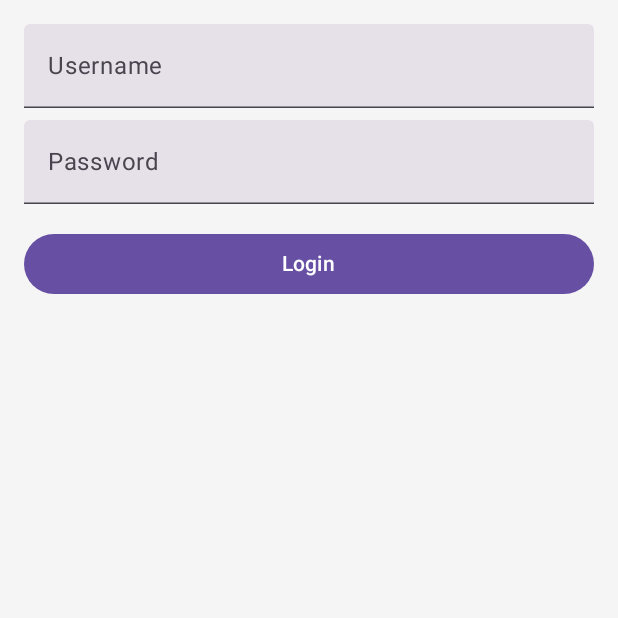
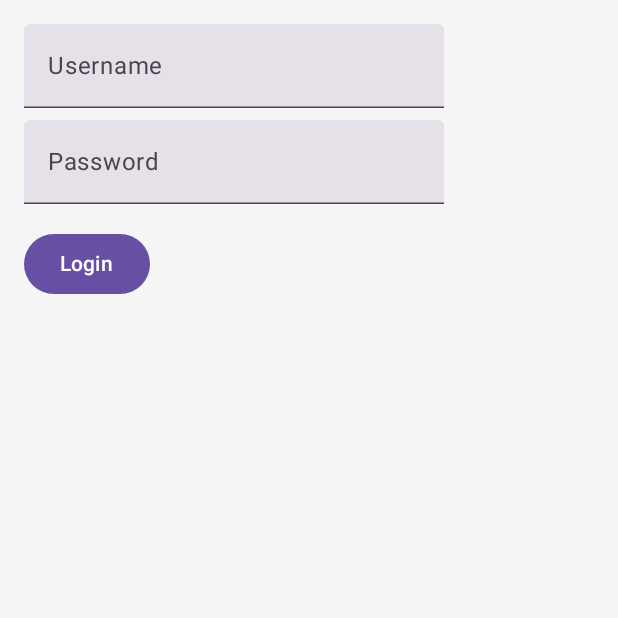
Before and after one commit to Muhless/ady-trans-jaya-kotlin, an Android app built with Jetpack Compose: the screen it shows after launch (MainActivity), on a phone screen of 412 x 824 dp, the top half of it. Run offline under Robolectric (Android 15) with nearby library versions, the phone set to English and light mode, and no system bars.

Commit message:
update login

```diff
--- a/app/src/main/AndroidManifest.xml
+++ b/app/src/main/AndroidManifest.xml
@@ -1,6 +1,8 @@
 <?xml version="1.0" encoding="utf-8"?>
 <manifest xmlns:android="http://schemas.android.com/apk/res/android"
     xmlns:tools="http://schemas.android.com/tools">
+
+    <uses-permission android:name="android.permission.INTERNET" />
 
     <application
         android:allowBackup="true"
@@ -11,6 +13,7 @@
         android:roundIcon="@mipmap/ic_launcher_round"
         android:supportsRtl="true"
         android:theme="@style/Theme.Adytransjayakotlin"
+        android:networkSecurityConfig="@xml/network_security_config"
         tools:targetApi="31">
         <activity
             android:name="com.adytransjaya.MainActivity"
--- a/app/src/main/java/com/adytransjaya/MainActivity.kt
+++ b/app/src/main/java/com/adytransjaya/MainActivity.kt
@@ -12,12 +12,12 @@ import androidx.navigation.compose.composable
 import androidx.navigation.compose.rememberNavController
 import com.adytransjaya.ui.components.splashScreen
 import com.adytransjaya.ui.navigation.bottomBar
-import com.adytransjaya.ui.screen.LoginScreen
 import com.adytransjaya.ui.screen.delivery.deliveryDetailScreen
 import com.adytransjaya.ui.screen.delivery.deliveryScreen
 import com.adytransjaya.ui.screen.helpScreen
 import com.adytransjaya.ui.screen.historyScreen
 import com.adytransjaya.ui.screen.homeScreen
+import com.adytransjaya.ui.screen.login.loginScreen
 import com.adytransjaya.ui.screen.profileScreen
 import com.adytransjaya.ui.theme.AppColors
 
@@ -39,17 +39,11 @@ class MainActivity : ComponentActivity() {
             ) { innerPadding ->
                 NavHost(
                     navController = navController,
-                    startDestination = "login",
+                    startDestination = "splash",
                     modifier = Modifier.padding(innerPadding),
                 ) {
-                    composable("login") {
-                        LoginScreen(onLoginSuccess = {
-                            navController.navigate("home") {
-                                popUpTo("login") { inclusive = true }
-                            }
-                        })
-                    }
                     composable("splash") { splashScreen(navController) }
+                    composable("login") { loginScreen(navController) }
                     composable("home") { homeScreen(navController) }
                     composable("delivery") { deliveryScreen(navController) }
                     composable("delivery_detail") { deliveryDetailScreen(navController) }
--- a/app/src/main/java/com/adytransjaya/data/model/LoginResponse.kt
+++ b/app/src/main/java/com/adytransjaya/data/model/LoginResponse.kt
@@ -2,6 +2,5 @@ package com.adytransjaya.data.model
 
 data class LoginResponse(
     val token: String,
-    val userId: Int,
-    val userName: String,
+    val message: String,
 )
--- a/app/src/main/java/com/adytransjaya/presentation/auth/LoginViewModel.kt
+++ /dev/null
@@ -1,43 +0,0 @@
-package com.adytransjaya.presentation.auth
-
-import androidx.compose.runtime.getValue
-import androidx.compose.runtime.mutableStateOf
-import androidx.compose.runtime.setValue
-import androidx.lifecycle.ViewModel
-import androidx.lifecycle.viewModelScope
-import com.adytransjaya.data.model.LoginRequest
-import com.adytransjaya.data.network.RetrofitInstance
-import kotlinx.coroutines.launch
-
-class LoginViewModel : ViewModel() {
-    var isLoading by mutableStateOf(false)
-    var errorMessage by mutableStateOf<String?>(null)
-    var loginSuccess by mutableStateOf(false)
-
-    fun login(
-        username: String,
-        password: String,
-    ) {
-        viewModelScope.launch {
-            isLoading = true
-            errorMessage = null
-            try {
-                val response = RetrofitInstance.api.login(LoginRequest(username, password))
-                if (response.isSuccessful) {
-                    val body = response.body()
-                    if (body != null) {
-                        // simpan token, dll
-                        loginSuccess = true
-                    } else {
-                        errorMessage = "Response kosong"
-                    }
-                } else {
-                    errorMessage = "Login gagal: ${response.code()}"
-                }
-            } catch (e: Exception) {
-                errorMessage = e.localizedMessage ?: "Terjadi kesalahan"
-            }
-            isLoading = false
-        }
-    }
-}
--- a/app/src/main/java/com/adytransjaya/ui/components/SplashScreen.kt
+++ b/app/src/main/java/com/adytransjaya/ui/components/SplashScreen.kt
@@ -20,7 +20,7 @@ import kotlinx.coroutines.delay
 fun splashScreen(navController: NavController) {
     LaunchedEffect(Unit) {
         delay(2000)
-        navController.navigate("home") {
+        navController.navigate("login") {
             popUpTo("splash") { inclusive = true }
         }
     }
@@ -35,7 +35,7 @@ fun splashScreen(navController: NavController) {
         Image(
             painter = painterResource(id = R.drawable.logo),
             contentDescription = "Animated Splash",
-            modifier = Modifier.size(200.dp),
+            modifier = Modifier.size(150.dp),
         )
     }
 }
--- a/app/src/main/java/com/adytransjaya/ui/navigation/BottomNavItem.kt
+++ b/app/src/main/java/com/adytransjaya/ui/navigation/BottomNavItem.kt
@@ -1,10 +1,10 @@
 package com.adytransjaya.ui.navigation
 
 import androidx.compose.material.icons.Icons
+import androidx.compose.material.icons.automirrored.filled.Logout
 import androidx.compose.material.icons.filled.History
 import androidx.compose.material.icons.filled.Home
 import androidx.compose.material.icons.filled.LocalShipping
-import androidx.compose.material.icons.filled.Logout
 import androidx.compose.material.icons.filled.Person
 import androidx.compose.ui.graphics.vector.ImageVector
 
@@ -21,5 +21,5 @@ sealed class BottomNavItem(
 
     object Profile : BottomNavItem("profile", "Profil", Icons.Default.Person)
 
-    object LogOut : BottomNavItem("logout", "Keluar", Icons.Default.Logout)
+    object LogOut : BottomNavItem("logout", "Keluar", Icons.AutoMirrored.Filled.Logout)
 }
--- a/app/src/main/java/com/adytransjaya/ui/screen/LoginScreen.kt
+++ /dev/null
@@ -1,72 +0,0 @@
-package com.adytransjaya.ui.screen
-
-import androidx.compose.foundation.layout.Column
-import androidx.compose.foundation.layout.Spacer
-import androidx.compose.foundation.layout.fillMaxWidth
-import androidx.compose.foundation.layout.height
-import androidx.compose.foundation.layout.padding
-import androidx.compose.material3.Button
-import androidx.compose.material3.CircularProgressIndicator
-import androidx.compose.material3.Text
-import androidx.compose.material3.TextField
-import androidx.compose.runtime.Composable
-import androidx.compose.runtime.LaunchedEffect
-import androidx.compose.runtime.mutableStateOf
-import androidx.compose.runtime.remember
-import androidx.compose.ui.Modifier
-import androidx.compose.ui.text.input.PasswordVisualTransformation
-import androidx.compose.ui.unit.dp
-import androidx.lifecycle.viewmodel.compose.viewModel
-import com.adytransjaya.presentation.auth.LoginViewModel
-import com.adytransjaya.ui.theme.AppColors
-
-@Suppress("ktlint:standard:function-naming")
-@Composable
-fun LoginScreen(
-    viewModel: LoginViewModel = viewModel(),
-    onLoginSuccess: () -> Unit,
-) {
-    val username = remember { mutableStateOf("") }
-    val password = remember { mutableStateOf("") }
-
-    if (viewModel.loginSuccess) {
-        LaunchedEffect(Unit) {
-            onLoginSuccess()
-        }
-    }
-
-    Column(modifier = Modifier.padding(16.dp)) {
-        TextField(
-            value = username.value,
-            onValueChange = { username.value = it },
-            label = { Text("Username") },
-            modifier = Modifier.fillMaxWidth(),
-        )
-        Spacer(modifier = Modifier.height(8.dp))
-        TextField(
-            value = password.value,
-            onValueChange = { password.value = it },
-            label = { Text("Password") },
-            modifier = Modifier.fillMaxWidth(),
-            visualTransformation = PasswordVisualTransformation(),
-        )
-        Spacer(modifier = Modifier.height(16.dp))
-
-        Button(
-            onClick = { viewModel.login(username.value, password.value) },
-            modifier = Modifier.fillMaxWidth(),
-        ) {
-            Text("Login")
-        }
-
-        Spacer(modifier = Modifier.height(8.dp))
-
-        if (viewModel.isLoading) {
-            CircularProgressIndicator()
-        }
-
-        viewModel.errorMessage?.let { error ->
-            Text(text = error, color = AppColors.Danger)
-        }
-    }
-}
--- /dev/null
+++ b/app/src/main/java/com/adytransjaya/ui/screen/login/LoginScreen.kt
@@ -0,0 +1,60 @@
+package com.adytransjaya.ui.screen.login
+
+import androidx.compose.foundation.layout.Column
+import androidx.compose.foundation.layout.Spacer
+import androidx.compose.foundation.layout.height
+import androidx.compose.foundation.layout.padding
+import androidx.compose.material3.Button
+import androidx.compose.material3.Text
+import androidx.compose.material3.TextField
+import androidx.compose.runtime.Composable
+import androidx.compose.runtime.LaunchedEffect
+import androidx.compose.ui.Modifier
+import androidx.compose.ui.graphics.Color
+import androidx.compose.ui.platform.LocalContext
+import androidx.compose.ui.text.input.PasswordVisualTransformation
+import androidx.compose.ui.unit.dp
+import androidx.lifecycle.viewmodel.compose.viewModel
+import androidx.navigation.NavController
+
+@Composable
+fun loginScreen(
+    navController: NavController,
+    viewModel: LoginViewModel = viewModel(),
+) {
+    val context = LocalContext.current
+
+    // Redirect if token is set
+    LaunchedEffect(viewModel.token) {
+        if (viewModel.token.isNotEmpty()) {
+            navController.navigate("home") {
+                popUpTo("login") { inclusive = true }
+            }
+        }
+    }
+
+    Column(modifier = Modifier.padding(16.dp)) {
+        TextField(
+            value = viewModel.username,
+            onValueChange = { viewModel.username = it },
+            label = { Text("Username") },
+        )
+        Spacer(Modifier.height(8.dp))
+        TextField(
+            value = viewModel.password,
+            onValueChange = { viewModel.password = it },
+            label = { Text("Password") },
+            visualTransformation = PasswordVisualTransformation(),
+        )
+        Spacer(Modifier.height(16.dp))
+        Button(
+            onClick = { viewModel.login() },
+            enabled = !viewModel.isLoading,
+        ) {
+            Text("Login")
+        }
+        if (viewModel.message.isNotEmpty()) {
+            Text(viewModel.message, color = Color.Red)
+        }
+    }
+}
--- /dev/null
+++ b/app/src/main/java/com/adytransjaya/ui/screen/login/LoginViewModel.kt
@@ -0,0 +1,36 @@
+package com.adytransjaya.ui.screen.login
+
+import androidx.compose.runtime.getValue
+import androidx.compose.runtime.mutableStateOf
+import androidx.compose.runtime.setValue
+import androidx.lifecycle.ViewModel
+import androidx.lifecycle.viewModelScope
+import com.adytransjaya.data.model.LoginRequest
+import com.adytransjaya.data.network.RetrofitClient
+import kotlinx.coroutines.launch
+
+class LoginViewModel : ViewModel() {
+    var username by mutableStateOf("")
+    var password by mutableStateOf("")
+    var isLoading by mutableStateOf(false)
+    var message by mutableStateOf("")
+    var token by mutableStateOf("")
+
+    fun login() {
+        viewModelScope.launch {
+            isLoading = true
+            try {
+                val response = RetrofitClient.api.login(LoginRequest(username, password))
+                if (response.isSuccessful) {
+                    token = response.body()?.token ?: ""
+                    message = "Login berhasil"
+                } else {
+                    message = "Login gagal: ${response.code()}"
+                }
+            } catch (e: Exception) {
+                message = "Error: ${e.message}"
+            }
+            isLoading = false
+        }
+    }
+}
```
Also changed, not shown: app/build.gradle.kts (+9 -5 lines), app/src/main/java/com/adytransjaya/data/network/RetrofitClient.kt (added, +16 -0 lines), app/src/main/java/com/adytransjaya/data/network/RetrofitInstance.kt (deleted, +0 -29 lines), app/src/main/java/com/adytransjaya/viewmodel/LoginViewModel.kt (deleted, +0 -45 lines), app/src/main/res/xml/network_security_config.xml (added, +9 -0 lines), gradle/libs.versions.toml (+14 -0 lines).
